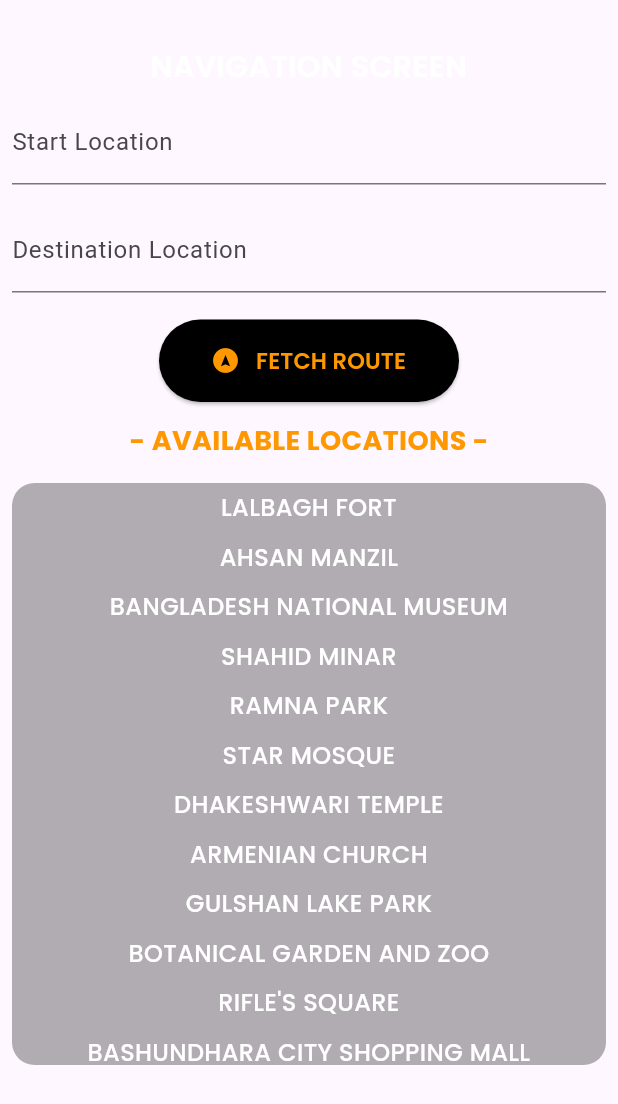
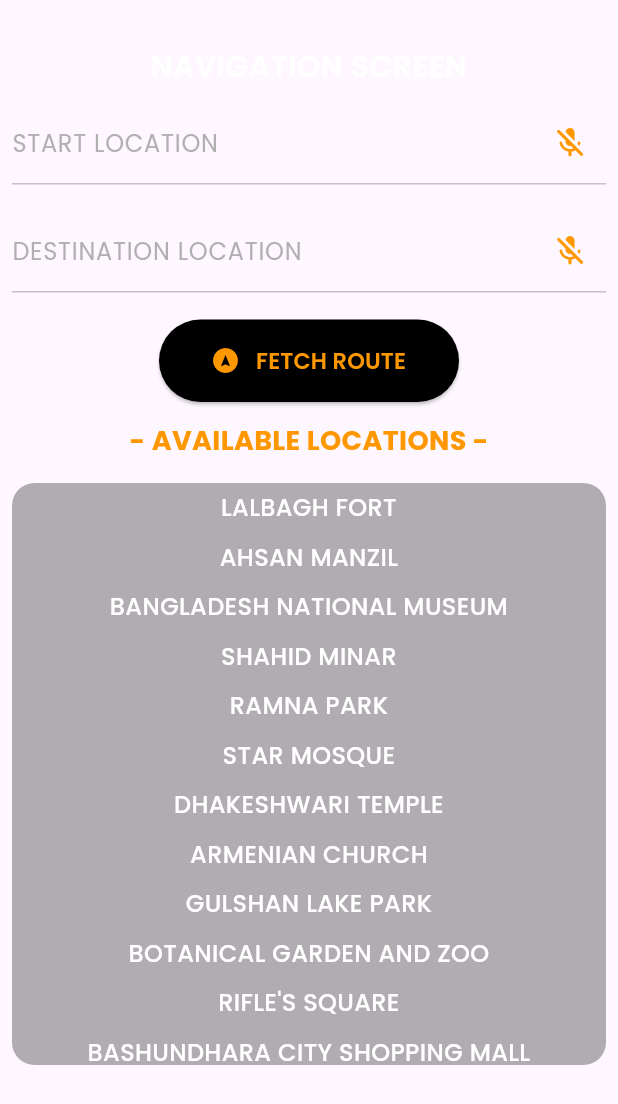
Before and after one commit to rajin-khan/TapSense, a Flutter app: the NavigationScreen widget shown alone on an empty page, opened directly with empty values, on a phone screen of 412 x 824 dp. Shown: the top 1104 px of the screen. Run offline on Flutter 3.47's test engine with Material 3 defaults, Android fonts, the phone set to English and light mode, and no system bars; our stand-ins replace dio, flutter_tts, google_fonts, image_picker, speech_to_text; missing offline and left inert: google_mlkit_object_detection, google_mlkit_text_recognition.

Commit message:
Modify input fields to take speech input

```diff
--- a/tap_sense/lib/sections/navigation/navigation_screen.dart
+++ b/tap_sense/lib/sections/navigation/navigation_screen.dart
@@ -4,6 +4,7 @@ import 'package:flutter/services.dart';
 import 'package:tap_sense/models/lat_long.dart';
 import 'package:google_fonts/google_fonts.dart';
 import 'package:flutter_tts/flutter_tts.dart';
+import 'package:speech_to_text/speech_to_text.dart';
 import 'package:tap_sense/models/location_coordinates.dart';
 
 class NavigationScreen extends StatefulWidget {
@@ -19,27 +20,57 @@ class _NavigationScreenState extends State<NavigationScreen> {
   final TextEditingController _startController = TextEditingController();
   final TextEditingController _destinationController = TextEditingController();
   final FlutterTts flutterTts = FlutterTts();
+  final SpeechToText _speechToText = SpeechToText();
+  final LocationCoordinates locationFinder = LocationCoordinates();
+
+  // ignore: unused_field
+  bool _speechEnabled = false;
+  bool _listeningForStart = false;
+
+  @override
+  void initState() {
+    super.initState();
+    _initializeSpeechRecognition();
+  }
+
+  void _initializeSpeechRecognition() async {
+    _speechEnabled = await _speechToText.initialize();
+    setState(() {});
+  }
+
+  void _startListening(bool forStartLocation) async {
+    _listeningForStart = forStartLocation;
+    await _speechToText.listen(onResult: _onSpeechResult);
+    setState(() {});
+  }
+
+  void _stopListening() async {
+    await _speechToText.stop();
+    setState(() {});
+  }
+
+  void _onSpeechResult(result) {
+    setState(() {
+      if (_listeningForStart) {
+        _startController.text = result.recognizedWords;
+      } else {
+        _destinationController.text = result.recognizedWords;
+      }
+    });
+  }
 
   String extractInstructions(String input) {
     String result = '';
-
-    // Use a regular expression to find all occurrences of "instruction: (text until the next comma)"
     RegExp regExp = RegExp(r'instruction:\s*([^,]+),');
-
-    // Extract all matches
     Iterable<RegExpMatch> matches = regExp.allMatches(input);
 
     for (RegExpMatch match in matches) {
-      // Group 1 contains the instruction text
       result += '${match.group(1)!.trim()}, ';
     }
 
-    // Remove the trailing comma and space, if any
-    if (result.endsWith(', ')) {
-      result = result.substring(0, result.length - 2);
-    }
-
-    return result;
+    return result.endsWith(', ')
+        ? result.substring(0, result.length - 2)
+        : result;
   }
 
   void copyToClipboard(String text) {
@@ -53,10 +84,7 @@ class _NavigationScreenState extends State<NavigationScreen> {
         'https://api.openrouteservice.org/v2/directions/driving-car';
     final Dio dio = Dio();
 
-    final FlutterTts flutterTts = FlutterTts();
-
     try {
-      // Make API request
       final response = await dio.post(
         baseUrl,
         data: {
@@ -69,17 +97,14 @@ class _NavigationScreenState extends State<NavigationScreen> {
         options: Options(headers: {"Authorization": apiKey}),
       );
 
-      //print('API Response: ${response.data}');
-      String extractedInstructions = extractInstructions(response.data.toString());
+      String extractedInstructions =
+          extractInstructions(response.data.toString());
 
       flutterTts.speak(extractedInstructions);
       Clipboard.setData(ClipboardData(text: extractedInstructions));
 
       ScaffoldMessenger.of(context).showSnackBar(
-        const SnackBar(
-          content:
-              Text('Directions copied to clipboard.'),
-        ),
+        const SnackBar(content: Text('Directions copied to clipboard.')),
       );
     } catch (e) {
       print('Error fetching route: $e');
@@ -118,10 +143,44 @@ class _NavigationScreenState extends State<NavigationScreen> {
               Padding(
                 padding: const EdgeInsets.all(8.0),
                 child: TextField(
-                  style: const TextStyle(color: Colors.white),
+                  style: GoogleFonts.poppins(
+                    color: const Color.fromARGB(255, 255, 255, 255),
+                    fontWeight: FontWeight.normal,
+                  ),
                   controller: _startController,
-                  decoration: const InputDecoration(
-                    labelText: 'Start Location',
+                  cursorColor:
+                      Colors.orange.withOpacity(0.8), // Set the cursor color
+                  decoration: InputDecoration(
+                    labelText: 'START LOCATION',
+                    labelStyle: GoogleFonts.poppins(
+                      color: Colors.grey.withOpacity(0.8),
+                      fontWeight: FontWeight.w400,
+                    ),
+                    focusedBorder: UnderlineInputBorder(
+                      borderSide: BorderSide(
+                        color: Colors.grey.withOpacity(
+                            0.8), // Set the input line color when focused
+                      ),
+                    ),
+                    enabledBorder: UnderlineInputBorder(
+                      borderSide: BorderSide(
+                        color: Colors.grey.withOpacity(
+                            0.6), // Set the input line color when not focused
+                      ),
+                    ),
+                    suffixIcon: IconButton(
+                      icon: Icon(
+                        _speechToText.isListening && _listeningForStart
+                            ? Icons.mic_rounded
+                            : Icons.mic_off_rounded,
+                        color: Colors.orange,
+                      ),
+                      onPressed: () {
+                        _speechToText.isListening
+                            ? _stopListening()
+                            : _startListening(true);
+                      },
+                    ),
                   ),
                   keyboardType: TextInputType.text,
                 ),
@@ -129,10 +188,44 @@ class _NavigationScreenState extends State<NavigationScreen> {
               Padding(
                 padding: const EdgeInsets.all(8.0),
                 child: TextField(
-                  style: const TextStyle(color: Colors.white),
+                  style: GoogleFonts.poppins(
+                    color: const Color.fromARGB(255, 255, 255, 255),
+                    fontWeight: FontWeight.normal,
+                  ),
                   controller: _destinationController,
-                  decoration: const InputDecoration(
-                    labelText: 'Destination Location',
+                  cursorColor:
+                      Colors.grey.withOpacity(0.8), // Set the cursor color
+                  decoration: InputDecoration(
+                    labelText: 'DESTINATION LOCATION',
+                    labelStyle: GoogleFonts.poppins(
+                      color: Colors.grey.withOpacity(0.8),
+                      fontWeight: FontWeight.w400,
+                    ),
+                    focusedBorder: UnderlineInputBorder(
+                      borderSide: BorderSide(
+                        color: Colors.grey.withOpacity(
+                            0.8), // Set the input line color when focused
+                      ),
+                    ),
+                    enabledBorder: UnderlineInputBorder(
+                      borderSide: BorderSide(
+                        color: Colors.grey.withOpacity(
+                            0.6), // Set the input line color when not focused
+                      ),
+                    ),
+                    suffixIcon: IconButton(
+                      icon: Icon(
+                        _speechToText.isListening && !_listeningForStart
+                            ? Icons.mic_rounded
+                            : Icons.mic_off_rounded,
+                        color: Colors.orange,
+                      ),
+                      onPressed: () {
+                        _speechToText.isListening
+                            ? _stopListening()
+                            : _startListening(false);
+                      },
+                    ),
                   ),
                   keyboardType: TextInputType.text,
                 ),
@@ -164,7 +257,6 @@ class _NavigationScreenState extends State<NavigationScreen> {
 
                         fetchRoute(start, destination);
                       } catch (e) {
-                        //print('Invalid coordinate format: $e');
                         ScaffoldMessenger.of(context).showSnackBar(
                           const SnackBar(
                               content: Text(
@@ -172,7 +264,6 @@ class _NavigationScreenState extends State<NavigationScreen> {
                         );
                       }
                     } else {
-                      //print('Invalid input format.');
                       ScaffoldMessenger.of(context).showSnackBar(
                         const SnackBar(
                             content: Text(
@@ -198,7 +289,6 @@ class _NavigationScreenState extends State<NavigationScreen> {
                 ),
               ),
               const SizedBox(height: 5),
-              // Scrollable Section for Available Locations
               Expanded(
                 child: Padding(
                   padding: const EdgeInsets.all(8.0),
```
Also changed, not shown: 1 other file.
